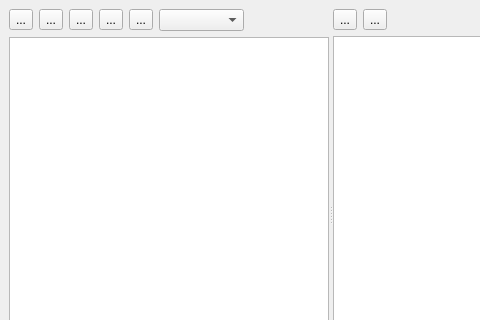
The window that ui/MainWindow.ui (cnhemiya/shitu-manager) describes before a commit, drawn with Qt 5; both pictures show x 0 to 480 and y 0 to 320 of the 655 by 450 pixel window.
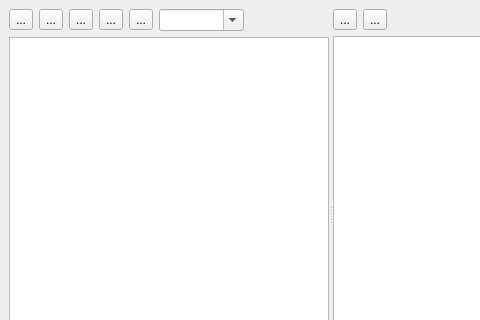
The same window after the commit.

Commit message: 主窗口菜单和按钮大体设计完成

Diff of the .ui file:
```diff
--- a/ui/MainWindow.ui
+++ b/ui/MainWindow.ui
@@ -73,6 +73,9 @@
               <verstretch>0</verstretch>
              </sizepolicy>
             </property>
+            <property name="editable">
+             <bool>true</bool>
+            </property>
            </widget>
           </item>
           <item>
```
Left out of the diff: 2 changed lines with no effect on the pictures. The commit also changes 3 other files.
